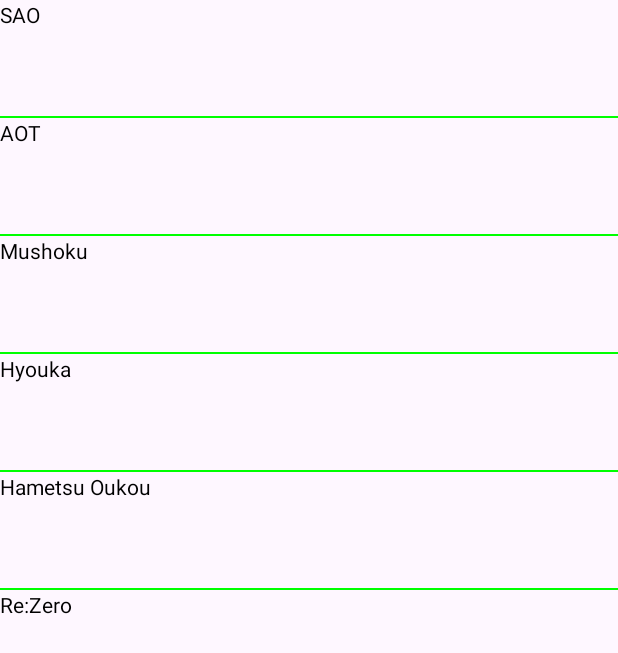
After one commit to CinekTV/mobilne-projekt, an Android app: the Lista screen opened directly, with no data from a screen before it, on a phone screen of 412 x 824 dp. The commit adds this screen. Shown: the top 653 px of the screen. Run offline under Robolectric (Android 15) with nearby library versions, the phone set to English and light mode, and no system bars.

Commit message:
randomowa lista

```diff
--- a/app/src/main/AndroidManifest.xml
+++ b/app/src/main/AndroidManifest.xml
@@ -13,6 +13,12 @@
         android:theme="@style/Theme.Projekt"
         tools:targetApi="31">
         <activity
+            android:name=".picked_anime"
+            android:exported="false" />
+        <activity
+            android:name=".Lista"
+            android:exported="false" />
+        <activity
             android:name=".MainActivity"
             android:exported="true">
             <intent-filter>
--- /dev/null
+++ b/app/src/main/java/pl/edu/pb/projekt/Lista.java
@@ -0,0 +1,23 @@
+package pl.edu.pb.projekt;
+
+import androidx.appcompat.app.AppCompatActivity;
+
+import android.os.Bundle;
+import android.widget.ArrayAdapter;
+import android.app.Activity;
+import android.widget.ListView;
+import android.view.Menu;
+
+public class Lista extends AppCompatActivity {
+    ListView simpleList;
+    String countryList[] = {"SAO", "AOT", "Mushoku", "Hyouka", "Hametsu Oukou", "Re:Zero"};
+
+    @Override
+    protected void onCreate(Bundle savedInstanceState) {
+        super.onCreate(savedInstanceState);
+        setContentView(R.layout.activity_lista);
+        simpleList = (ListView)findViewById(R.id.simpleListView);
+        ArrayAdapter<String> arrayAdapter = new ArrayAdapter<String>(this, R.layout.activity_picked_anime, R.id.textView, countryList);
+        simpleList.setAdapter(arrayAdapter);
+    }
+}
--- /dev/null
+++ b/app/src/main/res/layout/activity_lista.xml
@@ -0,0 +1,17 @@
+<?xml version="1.0" encoding="utf-8"?>
+<RelativeLayout xmlns:android="http://schemas.android.com/apk/res/android"
+    xmlns:app="http://schemas.android.com/apk/res-auto"
+    xmlns:tools="http://schemas.android.com/tools"
+    android:layout_width="match_parent"
+    android:layout_height="match_parent"
+    tools:context=".Lista">
+
+    <ListView
+        android:id="@+id/simpleListView"
+        android:layout_width="fill_parent"
+        android:layout_height="wrap_content"
+        android:divider="#0f0"
+        android:dividerHeight="1dp"
+        />
+
+</RelativeLayout>
--- /dev/null
+++ b/app/src/main/res/layout/activity_picked_anime.xml
@@ -0,0 +1,16 @@
+<?xml version="1.0" encoding="utf-8"?>
+<LinearLayout xmlns:android="http://schemas.android.com/apk/res/android"
+    xmlns:app="http://schemas.android.com/apk/res-auto"
+    xmlns:tools="http://schemas.android.com/tools"
+    android:layout_width="match_parent"
+    android:layout_height="match_parent"
+    tools:context=".picked_anime">
+
+    <TextView
+        android:id="@+id/textView"
+        android:layout_width="fill_parent"
+        android:layout_height="77dp"
+        android:layout_gravity="center"
+        android:textColor="@color/black" />
+
+</LinearLayout>
```
Also changed, not shown: app/src/main/java/pl/edu/pb/projekt/MainActivity.java (+15 -0 lines), app/src/main/java/pl/edu/pb/projekt/picked_anime.java (added, +14 -0 lines), app/src/main/res/layout/activity_main.xml (+16 -6 lines).
